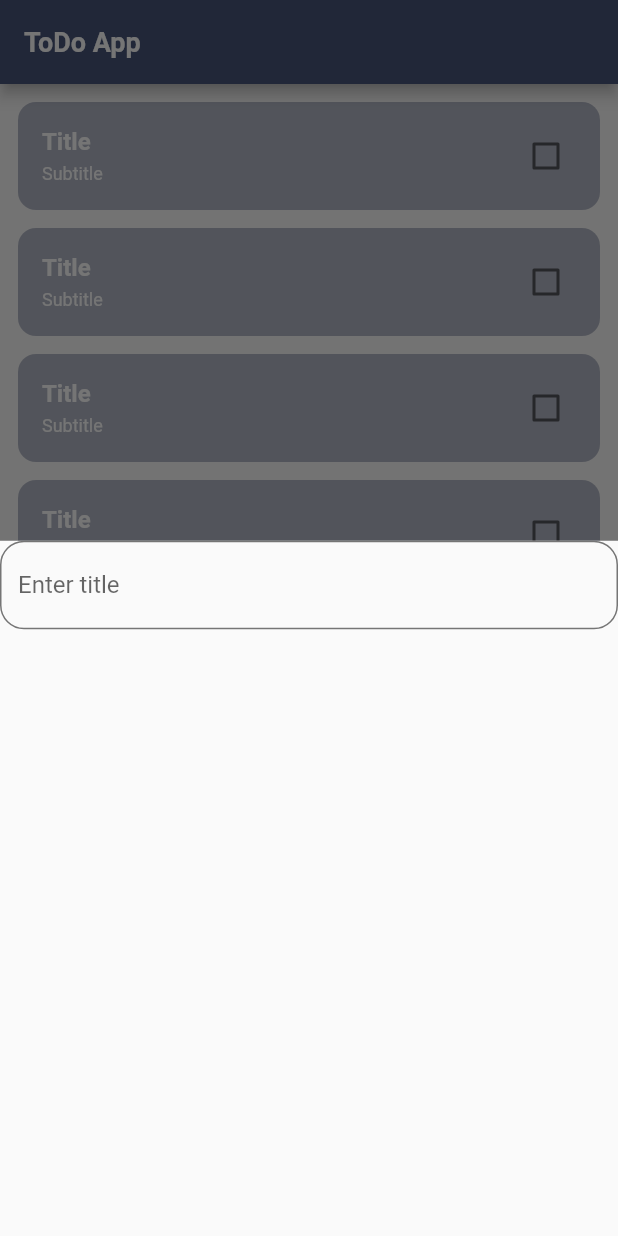
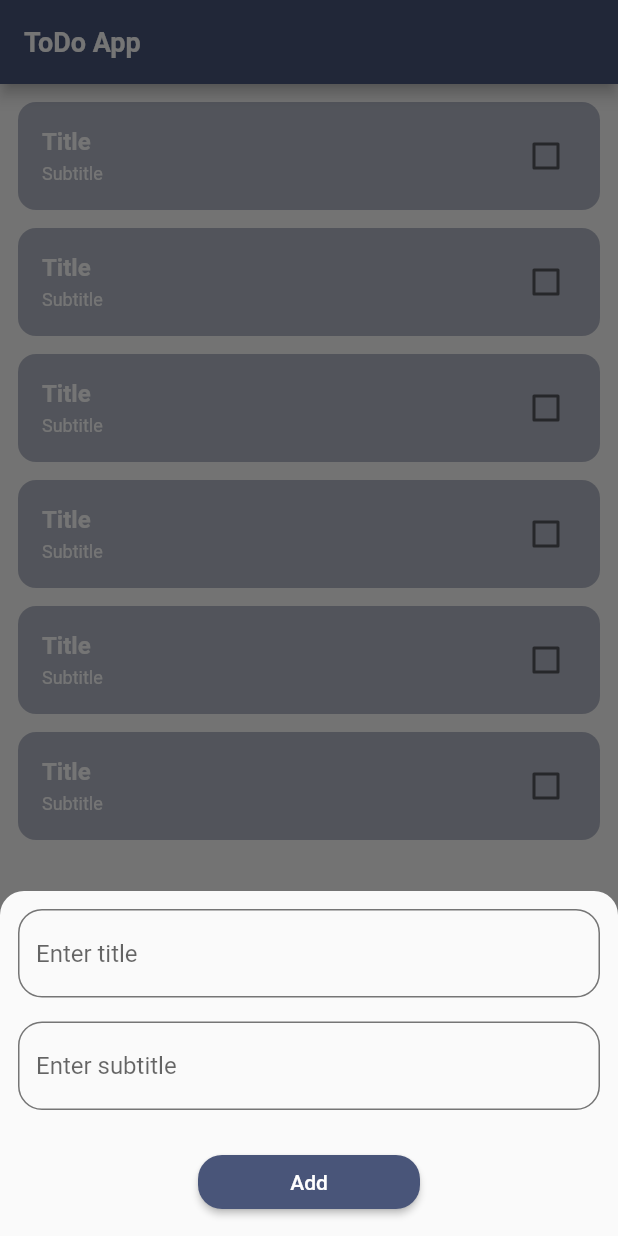
Before and after one commit to RahimCml/to_do_app, a Flutter app: the screen it shows after launch, after a tap on the "add" icon, on a phone screen of 412 x 824 dp. Run offline on Flutter 3.47's test engine with Material 2 defaults, Android fonts, the phone set to English and light mode, and no system bars.

Commit message:
Define title and subtitle controller

```diff
--- a/lib/presentation/screens/home/home_screen.dart
+++ b/lib/presentation/screens/home/home_screen.dart
@@ -26,5 +26,3 @@ class HomeScreen extends StatelessWidget {
     );
   }
 }
-
-// 30 deqiqe ilk videoda
--- a/lib/presentation/screens/home/widgets/floating_action_button.dart
+++ b/lib/presentation/screens/home/widgets/floating_action_button.dart
@@ -8,6 +8,25 @@ class FloatingActionBottomWidget extends StatefulWidget {
 }
 
 class _FloatingActionBottomWidgetState extends State<FloatingActionBottomWidget> {
+  late final TextEditingController titleController;
+  late final TextEditingController subtitleController;
+
+  @override
+  void initState() {
+    super.initState();
+    titleController = TextEditingController();
+    subtitleController = TextEditingController();
+  }
+
+  @override
+  void dispose() {
+    super.dispose();
+    titleController.dispose();
+    subtitleController.dispose();
+  }
+
+
+
   @override
   Widget build(BuildContext context) {
     return FloatingActionButton(
@@ -20,13 +39,37 @@ class _FloatingActionBottomWidgetState extends State<FloatingActionBottomWidget>
   void triggerBottomSheet() {
     showModalBottomSheet(
       context: context,
+      shape: const RoundedRectangleBorder(borderRadius: BorderRadius.vertical(top: Radius.circular(16))),
       builder: (context) {
         return ListView(
-          children: const [
+          shrinkWrap: true,
+          padding: const EdgeInsets.all(12),
+          children: [
             TextField(
-              decoration: InputDecoration(
+              controller: titleController,
+              decoration: const InputDecoration(
                 hintText: 'Enter title'
               ),
+            ),
+            const SizedBox(height: 16,),
+            TextField(
+              controller: subtitleController,
+              decoration: const InputDecoration(
+                hintText: 'Enter subtitle'
+              ),
+            ),
+            const SizedBox(height: 24,),
+            Padding(
+              padding: const EdgeInsets.only(left: 120, right: 120),
+              child: ElevatedButton(
+                style: ElevatedButton.styleFrom(
+                  shape: RoundedRectangleBorder(
+                    borderRadius: BorderRadius.circular(16),
+                  )
+                ),
+                child: const Text('Add'),
+                onPressed: () {},
+                ),
             )
           ],
         );
```
